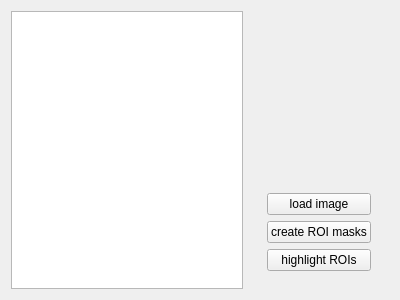
Old version of the form base-ROI-picker.ui in the repository plsm/assisi-ROI-picker.
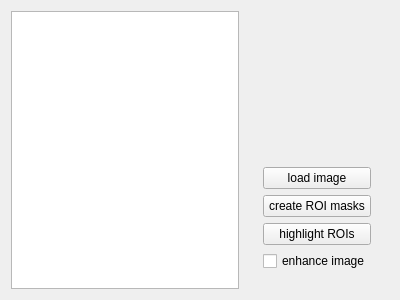
New version of the form.

Commit message: Implemented a functionality to enhance the displayed image.

The edit to the form file:
```diff
--- a/base-ROI-picker.ui
+++ b/base-ROI-picker.ui
@@ -94,6 +94,13 @@
            </property>
           </widget>
          </item>
+         <item>
+          <widget class="QCheckBox" name="enhanceImageCheckBox">
+           <property name="text">
+            <string>enhance image</string>
+           </property>
+          </widget>
+         </item>
         </layout>
        </widget>
       </item>
```
The commit also changes 2 other files.
